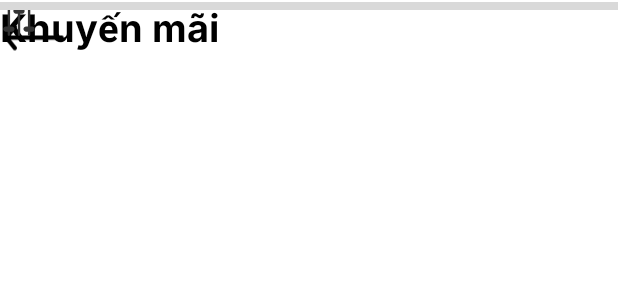
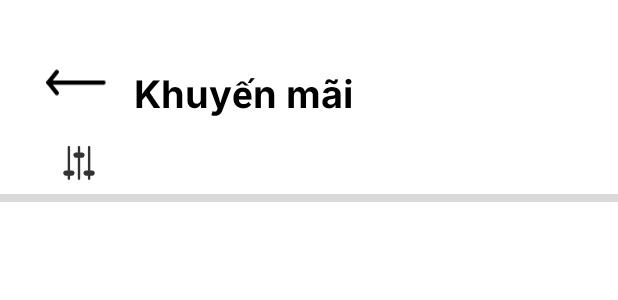
Before and after one commit to son-nct/tennis-booking-app, an Android app: the layout activity_promotion.xml on its own in the app's theme, with its tools: preview values and no code run, on a phone screen of 412 x 824 dp. Shown: the top 300 px of the screen. Run offline under Robolectric (Android 15) with nearby library versions, the phone set to English and light mode, and no system bars; Roboto replaces fonts that are not available here.

Commit message:
[truongnl][fix promo again]

```diff
--- a/app/src/main/res/layout/activity_promotion.xml
+++ b/app/src/main/res/layout/activity_promotion.xml
@@ -10,42 +10,50 @@
         android:id="@+id/previous"
         android:layout_width="45dp"
         android:layout_height="50dp"
+        android:layout_marginStart="28dp"
+        android:layout_marginTop="30dp"
+        app:layout_constraintStart_toStartOf="parent"
+        app:layout_constraintTop_toTopOf="parent"
         app:srcCompat="@drawable/ic_arrow_arrow_left_left_svgrepo_com"
-        tools:ignore="MissingConstraints"
-        tools:layout_editor_absoluteX="30dp"
-        tools:layout_editor_absoluteY="30dp" />
+        tools:ignore="MissingConstraints" />
 
     <TextView
         android:id="@+id/tvPromotion"
         android:layout_width="wrap_content"
         android:layout_height="wrap_content"
         android:layout_centerHorizontal="true"
+        android:layout_marginStart="16dp"
+        android:layout_marginTop="44dp"
         android:fontFamily="@font/inter_bold"
         android:text="Khuyến mãi"
         android:textColor="@color/black"
         android:textSize="25sp"
-        tools:ignore="MissingConstraints"
-        tools:layout_editor_absoluteX="80dp"
-        tools:layout_editor_absoluteY="40dp" />
+        app:layout_constraintStart_toEndOf="@+id/previous"
+        app:layout_constraintTop_toTopOf="parent"
+        tools:ignore="MissingConstraints" />
+
 
     <ImageView
         android:id="@+id/imageSetting"
         android:layout_width="25dp"
         android:layout_height="25dp"
+        android:layout_marginStart="40dp"
+        android:layout_marginTop="96dp"
+        app:layout_constraintStart_toStartOf="parent"
+        app:layout_constraintTop_toTopOf="parent"
         app:srcCompat="@drawable/ic_basic_setting_ui_svgrepo_com"
-        tools:ignore="MissingConstraints"
-        tools:layout_editor_absoluteX="31dp"
-        tools:layout_editor_absoluteY="103dp" />
-
+        tools:ignore="MissingConstraints" />
 
     <ImageView
         android:id="@+id/imageStraight"
         android:layout_width="wrap_content"
         android:layout_height="wrap_content"
+        android:layout_marginTop="128dp"
+        app:layout_constraintEnd_toEndOf="parent"
+        app:layout_constraintStart_toStartOf="parent"
+        app:layout_constraintTop_toTopOf="parent"
         app:srcCompat="@drawable/straight"
-        tools:layout_editor_absoluteX="0dp"
-        tools:layout_editor_absoluteY="137dp"
-        tools:ignore="MissingConstraints"/>
+        tools:ignore="MissingConstraints" />
 
     <androidx.recyclerview.widget.RecyclerView
         android:id="@+id/rvPromo"
--- a/app/src/main/res/layout/list_san_km.xml
+++ b/app/src/main/res/layout/list_san_km.xml
@@ -11,7 +11,7 @@
         android:layout_width="150dp"
         android:layout_height="120dp"
         android:layout_marginStart="16dp"
-        android:layout_marginTop="32dp"
+        android:layout_marginTop="30dp"
         app:layout_constraintStart_toStartOf="parent"
         app:layout_constraintTop_toTopOf="parent"
         tools:ignore="MissingConstraints" />
```
Also changed, not shown: app/src/main/java/com/example/tennis_booking_app/PromoAdapter.java (added, +70 -0 lines), app/src/main/java/com/example/tennis_booking_app/Promotion.java (+15 -11 lines).
